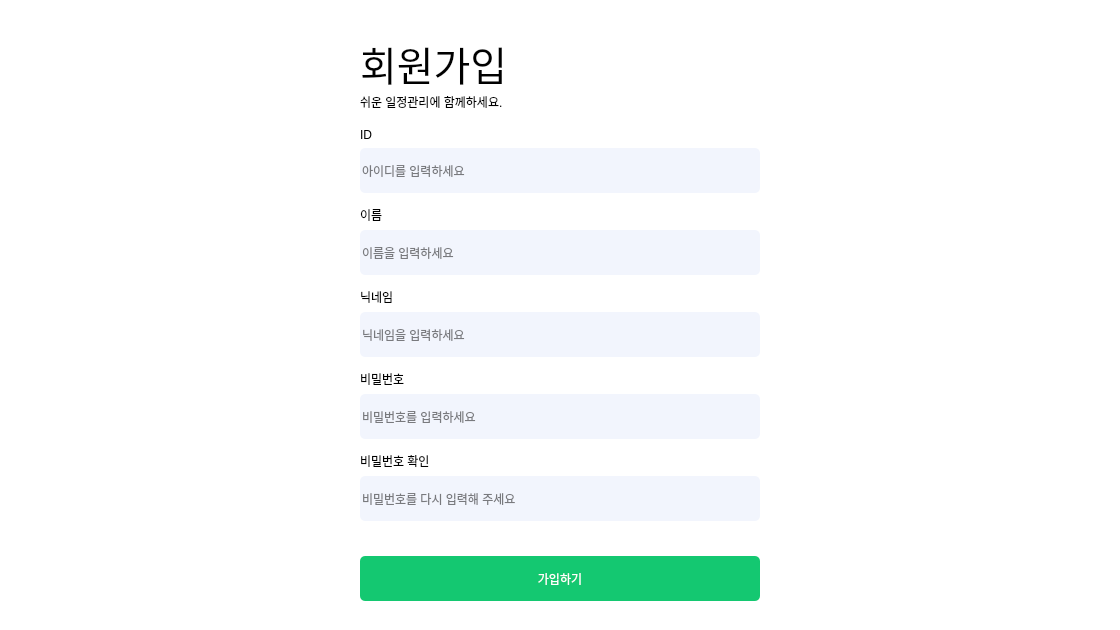
Before: the Qt Designer form main_code/front/ui/notice_board.ui in guaba98/TeamCollaborationTool, drawn with Qt 5.
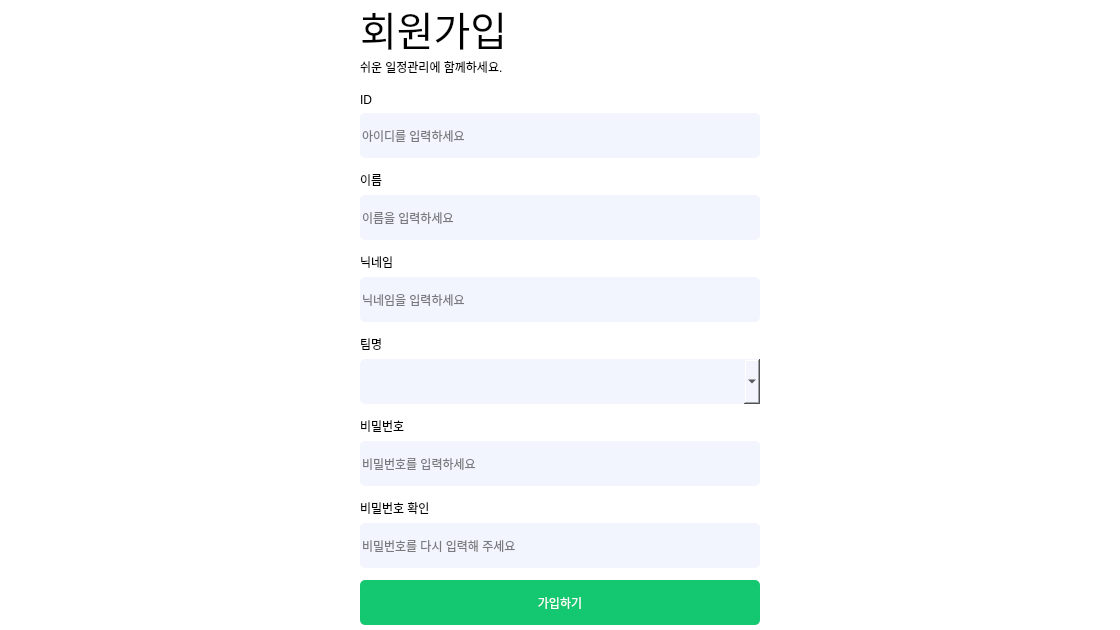
After: the same form once the commit is applied. The open tabs and pages were chosen to show the change. Icons and pictures are not drawn.

Commit message: 0727 db커넥터에서 get_notice_list 함수 추가

```diff
--- a/main_code/front/ui/notice_board.ui
+++ b/main_code/front/ui/notice_board.ui
@@ -395,7 +395,7 @@
              <enum>Qt::Vertical</enum>
             </property>
             <property name="sizeType">
-             <enum>QSizePolicy::Fixed</enum>
+             <enum>QSizePolicy::Expanding</enum>
             </property>
             <property name="sizeHint" stdset="0">
              <size>
@@ -553,6 +553,36 @@
             </property>
            </widget>
           </item>
+          <item>
+           <widget class="QLabel" name="reg_nn_lab_2">
+            <property name="minimumSize">
+             <size>
+              <width>0</width>
+              <height>25</height>
+             </size>
+            </property>
+            <property name="text">
+             <string>팀명</string>
+            </property>
+            <property name="alignment">
+             <set>Qt::AlignBottom|Qt::AlignLeading|Qt::AlignLeft</set>
+            </property>
+           </widget>
+          </item>
+          <item>
+           <widget class="QComboBox" name="comboBox">
+            <property name="minimumSize">
+             <size>
+              <width>0</width>
+              <height>45</height>
+             </size>
+            </property>
+            <property name="styleSheet">
+             <string notr="true">background-color: rgb(242, 245, 253);
+border-radius:5px;</string>
+            </property>
+           </widget>
+          </item>
           <item>
            <widget class="QLabel" name="reg_pw_lab">
             <property name="minimumSize">
```
Left out of the diff: 11 changed lines with no effect on the pictures. The commit also changes 6 other files.
